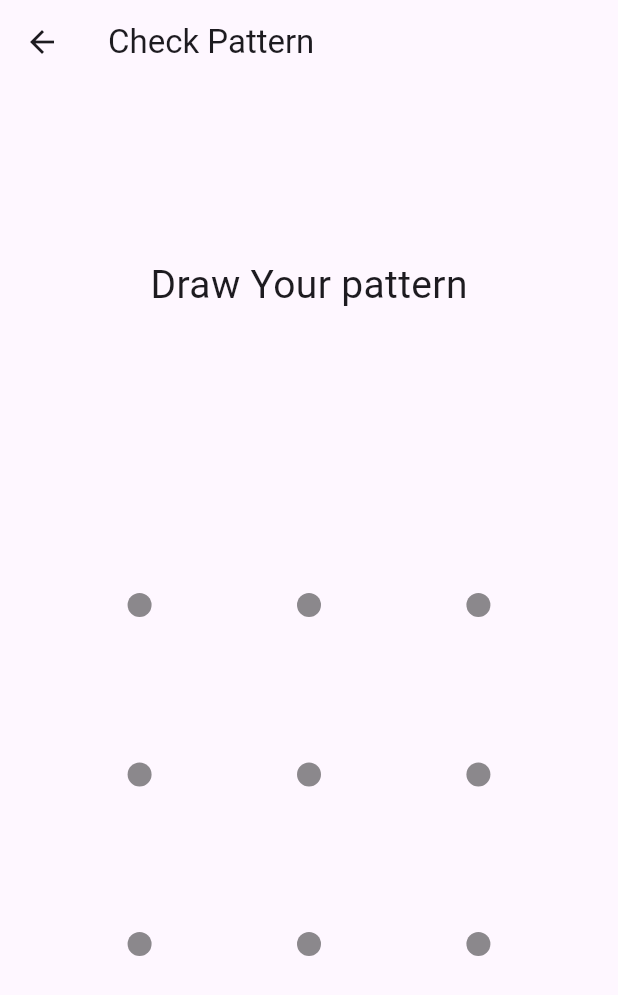
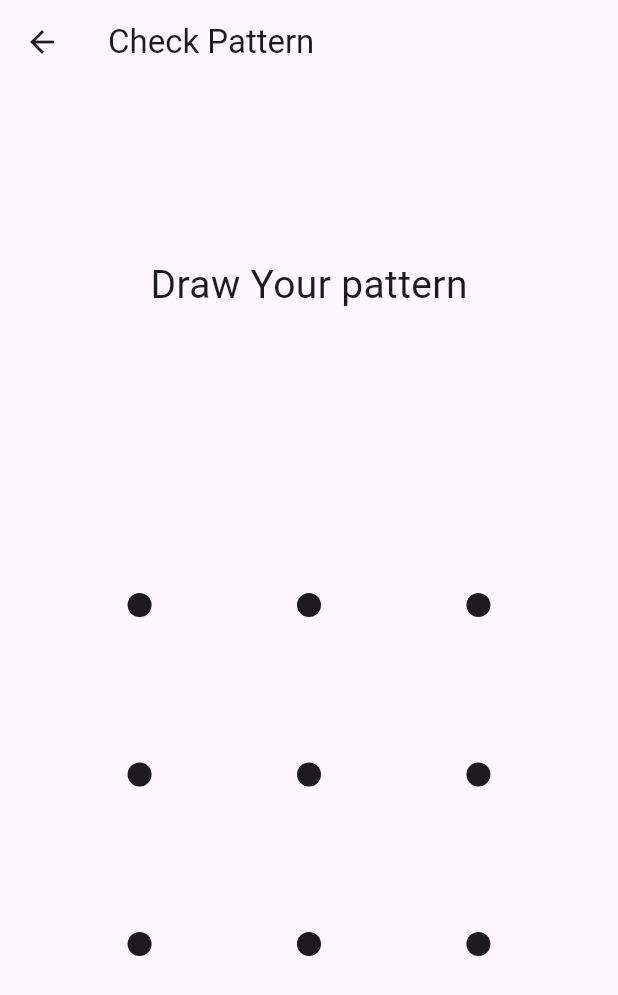
Before and after one commit to qwert2603/pattern_lock, a Flutter app: the CheckPattern screen opened by its route, on a phone screen of 412 x 824 dp. Shown: the top 995 px of the screen. Run offline on Flutter 3.47's test engine with Material 2 defaults, Android fonts, the phone set to English and light mode, and no system bars.

Commit message:
Updated parameters

```diff
--- a/lib/src/pattern_lock.dart
+++ b/lib/src/pattern_lock.dart
@@ -12,7 +12,7 @@ class PatternLock extends StatefulWidget {
   final Color? selectedColor;
 
   /// Color of not selected points.
-  final Color notSelectedColor;
+  final Color? notSelectedColor;
 
   /// Color of the links between points.
   final Color? linkColor;
@@ -41,7 +41,7 @@ class PatternLock extends StatefulWidget {
     this.dimension = 3,
     this.relativePadding = 0.7,
     this.selectedColor, // Theme.of(context).primaryColor if null
-    this.notSelectedColor = Colors.black45,
+    this.notSelectedColor,
     this.linkColor, // Colors.grey if null
     this.linkSize = 10,
     this.pointRadius = 10,
@@ -99,8 +99,8 @@ class _PatternLockState extends State<PatternLock> {
           used: used,
           currentPoint: currentPoint,
           relativePadding: widget.relativePadding,
-          selectedColor: widget.selectedColor ?? Theme.of(context).primaryColor,
-          notSelectedColor: widget.notSelectedColor,
+          selectedColor: widget.selectedColor ?? Theme.of(context).colorScheme.onBackground,
+          notSelectedColor: widget.notSelectedColor ?? Theme.of(context).colorScheme.onSurface,
           linkColor: widget.linkColor ?? Colors.grey,
           linkSize: widget.linkSize,
           pointRadius: widget.pointRadius,
```
